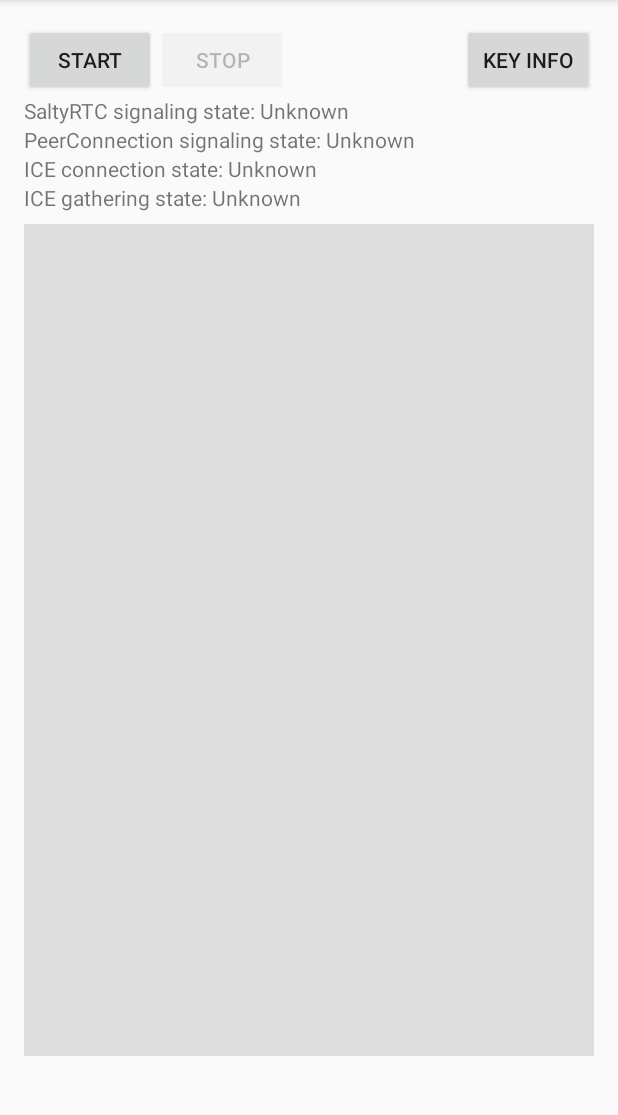
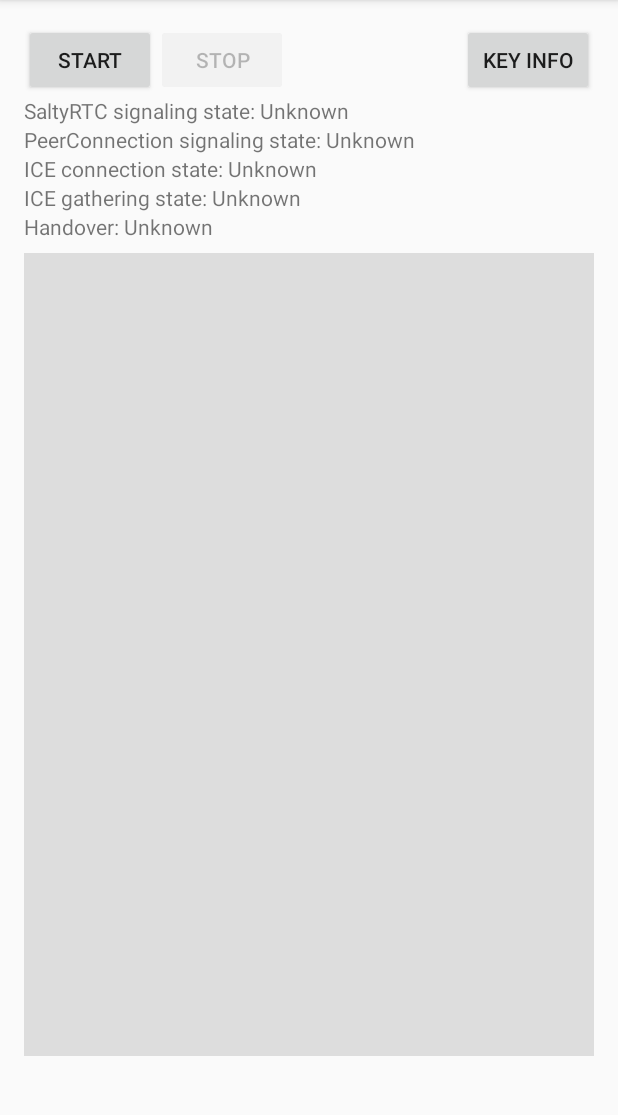
Before and after one commit to saltyrtc/saltyrtc-demo, an Android app: the screen it shows after launch (MainActivity), on a phone screen of 412 x 824 dp, the part 84-1199 px from its top. Run offline under Robolectric (Android 15) with nearby library versions, the phone set to English and light mode, and no system bars; libraries missing offline, so code that uses them is left out: org.saltyrtc.client, org.saltyrtc.tasks, org.webrtc.

Commit message:
Android: Show handover state in debug info

```diff
--- a/android/app/src/main/java/org/saltyrtc/demo/app/MainActivity.java
+++ b/android/app/src/main/java/org/saltyrtc/demo/app/MainActivity.java
@@ -62,6 +62,7 @@ public class MainActivity extends Activity {
 	private TextView rtcSignalingStateView;
 	private TextView rtcIceConnectionStateView;
 	private TextView rtcIceGatheringStateView;
+	private TextView saltyHandoverStateView;
 	private LinearLayout messagesLayout;
 	private ScrollView messagesScrollView;
 	private EditText textInput;
@@ -82,6 +83,7 @@ public class MainActivity extends Activity {
 		this.rtcSignalingStateView = (TextView) findViewById(R.id.rtc_signaling_state);
 		this.rtcIceConnectionStateView = (TextView) findViewById(R.id.rtc_ice_connection_state);
 		this.rtcIceGatheringStateView = (TextView) findViewById(R.id.rtc_ice_gathering_state);
+		this.saltyHandoverStateView = (TextView) findViewById(R.id.salty_handover_state);
 
 		// Get other views
 		this.messagesLayout = (LinearLayout) findViewById(R.id.messages);
@@ -101,6 +103,7 @@ public class MainActivity extends Activity {
 		this.setState(StateType.RTC_SIGNALING, "Unknown");
 		this.setState(StateType.RTC_ICE_CONNECTION, "Unknown");
 		this.setState(StateType.RTC_ICE_GATHERING, "Unknown");
+		this.setState(StateType.SALTY_HANDOVER, "Unknown");
 	}
 
 	private SSLContext getSslContext() throws NoSuchAlgorithmException {
@@ -157,7 +160,13 @@ public class MainActivity extends Activity {
 	private EventHandler<HandoverEvent> onHandover = new EventHandler<HandoverEvent>() {
 		@Override
 		public boolean handle(final HandoverEvent event) {
-			MainActivity.this.sendButton.setEnabled(true);
+			runOnUiThread(new Runnable() {
+				@Override
+				public void run() {
+					MainActivity.this.sendButton.setEnabled(true);
+					MainActivity.this.setState(StateType.SALTY_HANDOVER, "YES");
+				}
+			});
 			return false;
 		}
 	};
@@ -268,6 +277,7 @@ public class MainActivity extends Activity {
 			this.startButton.setEnabled(false);
 			this.stopButton.setEnabled(true);
 			this.messagesLayout.removeAllViewsInLayout();
+			this.setState(StateType.SALTY_HANDOVER, "NO");
 		} catch (NoSuchAlgorithmException | InvalidKeyException | ConnectionException e) {
 			e.printStackTrace();
 		}
@@ -325,6 +335,9 @@ public class MainActivity extends Activity {
 						break;
 					case RTC_ICE_GATHERING:
 						MainActivity.this.rtcIceGatheringStateView.setText(state);
+						break;
+					case SALTY_HANDOVER:
+						MainActivity.this.saltyHandoverStateView.setText(state);
 						break;
 				}
 			}
--- a/android/app/src/main/java/org/saltyrtc/demo/app/StateType.java
+++ b/android/app/src/main/java/org/saltyrtc/demo/app/StateType.java
@@ -12,4 +12,5 @@ public enum StateType {
 	RTC_SIGNALING,
 	RTC_ICE_CONNECTION,
 	RTC_ICE_GATHERING,
+	SALTY_HANDOVER,
 }
--- a/android/app/src/main/res/layout/activity_main.xml
+++ b/android/app/src/main/res/layout/activity_main.xml
@@ -111,6 +111,23 @@
                 tools:ignore="HardcodedText"/>
         </LinearLayout>
 
+        <LinearLayout
+            android:layout_width="wrap_content"
+            android:layout_height="wrap_content"
+            android:orientation="horizontal">
+            <TextView
+                android:layout_width="wrap_content"
+                android:layout_height="wrap_content"
+                android:text="Handover: "
+                tools:ignore="HardcodedText"/>
+            <TextView
+                android:id="@+id/salty_handover_state"
+                android:layout_width="wrap_content"
+                android:layout_height="wrap_content"
+                android:text="@string/loading"
+                tools:ignore="HardcodedText"/>
+        </LinearLayout>
+
     </LinearLayout>
 
     <Button
```
